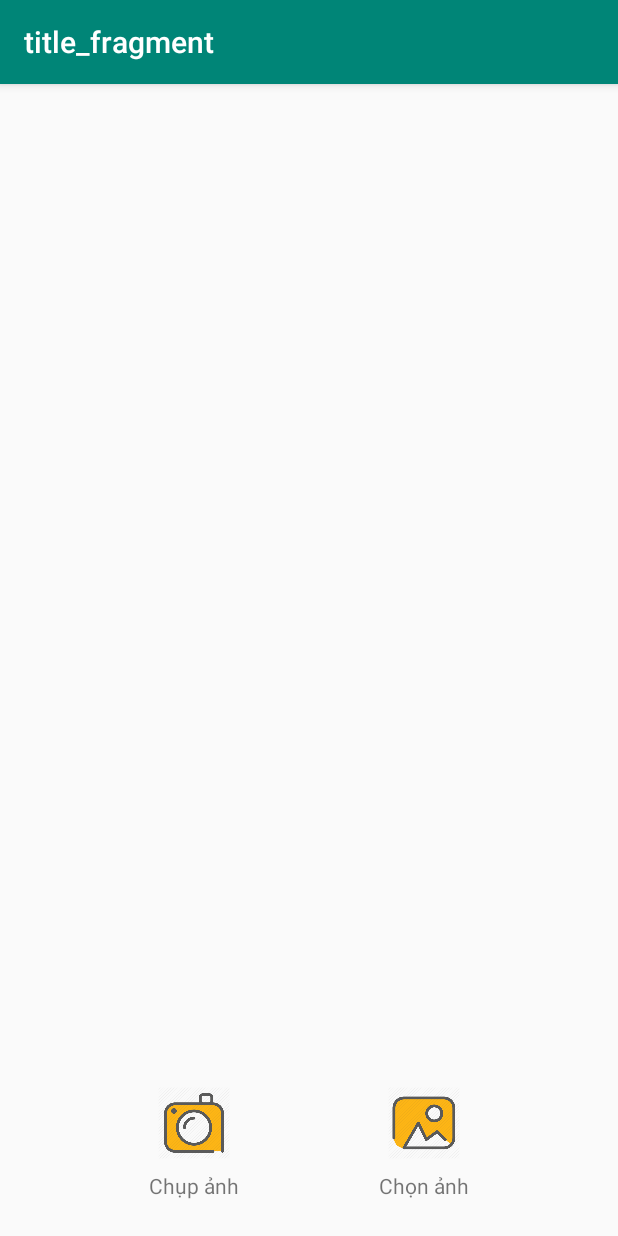
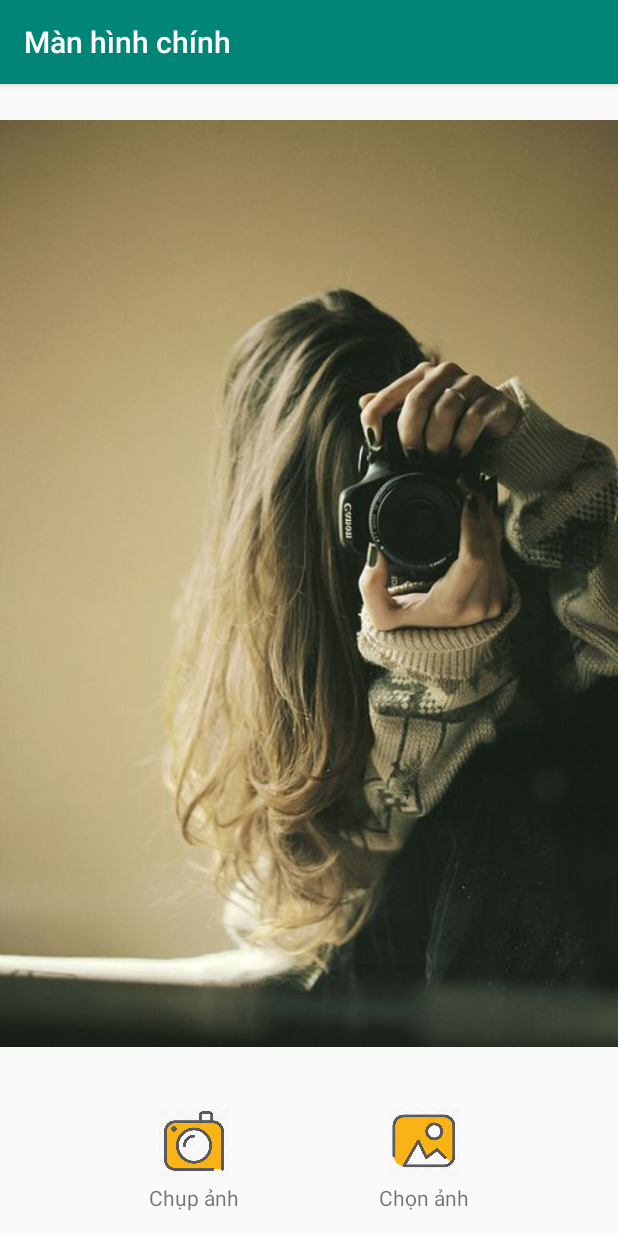
Before and after one commit to DSparda/Breakable-Cam, an Android app: the screen it shows after launch (MainActivity), on a phone screen of 412 x 824 dp. Run offline under Robolectric (Android 15) with nearby library versions, the phone set to English and light mode, and no system bars; our stand-ins replace data binding, navigation-ui; Roboto replaces fonts that are not available here.

Commit message:
Done navigating to Taking Picture Fragment

```diff
--- a/app/build.gradle
+++ b/app/build.gradle
@@ -3,6 +3,11 @@ apply plugin: 'com.android.application'
 apply plugin: 'kotlin-android'
 
 apply plugin: 'kotlin-android-extensions'
+
+apply plugin: 'kotlin-kapt'
+
+apply plugin: 'androidx.navigation.safeargs'
+
 
 android {
     compileSdkVersion 30
--- a/app/src/main/java/com/example/breakablecam/screens/title/TitleFragment.kt
+++ b/app/src/main/java/com/example/breakablecam/screens/title/TitleFragment.kt
@@ -1,14 +1,15 @@
 package com.example.breakablecam.screens.title
 
-import androidx.lifecycle.ViewModelProviders
 import android.os.Bundle
 import androidx.fragment.app.Fragment
 import android.view.LayoutInflater
 import android.view.View
 import android.view.ViewGroup
 import androidx.databinding.DataBindingUtil
+import androidx.lifecycle.Observer
 import androidx.lifecycle.ViewModelProvider
 import androidx.lifecycle.get
+import androidx.navigation.fragment.findNavController
 
 import com.example.breakablecam.R
 import com.example.breakablecam.databinding.TitleFragmentBinding
@@ -21,15 +22,28 @@ class TitleFragment : Fragment() {
         savedInstanceState: Bundle?
     ): View? {
         val binding: TitleFragmentBinding = DataBindingUtil.inflate(
-        inflater, R.layout.title_fragment, container, false
+            inflater, R.layout.title_fragment, container, false
         )
         viewModel = ViewModelProvider(this).get(TitleViewModel::class.java)
 
         binding.apply {
             viewModel.setChoosingViewSource(choosingView)
             viewModel.setTakingViewSource(takingView)
+            viewModel.setWallpaperViewSource(wallpaperView)
+            titleViewModel = viewModel
         }
 
+        binding.setLifecycleOwner(this)
+
+        viewModel.checkNav.observe(viewLifecycleOwner, Observer { check ->
+            when(check) {
+                1 -> {
+                    this.findNavController()
+                        .navigate(TitleFragmentDirections.actionTitleToTaking())
+                    viewModel.doneNav()
+                }
+            }
+        })
         return binding.root
     }
 }
--- a/app/src/main/java/com/example/breakablecam/screens/title/TitleViewModel.kt
+++ b/app/src/main/java/com/example/breakablecam/screens/title/TitleViewModel.kt
@@ -1,6 +1,8 @@
 package com.example.breakablecam.screens.title
 
 import android.widget.ImageView
+import androidx.lifecycle.LiveData
+import androidx.lifecycle.MutableLiveData
 import androidx.lifecycle.ViewModel
 import com.example.breakablecam.R
 
@@ -11,4 +13,19 @@ class TitleViewModel : ViewModel() {
     fun setTakingViewSource(imageView: ImageView) {
         imageView.setImageResource(R.drawable.camera)
     }
+    fun setWallpaperViewSource(imageView: ImageView) {
+        imageView.setImageResource(R.drawable.camera_girl)
+    }
+
+    private val _checkNav = MutableLiveData<Int>()
+    val checkNav: LiveData<Int>
+        get() = _checkNav
+
+    fun takingChecked() {
+        _checkNav.value = 1
+    }
+
+    fun doneNav() {
+        _checkNav.value = -1
+    }
 }
--- a/app/src/main/res/layout/title_fragment.xml
+++ b/app/src/main/res/layout/title_fragment.xml
@@ -2,6 +2,12 @@
 <layout xmlns:android="http://schemas.android.com/apk/res/android"
     xmlns:app="http://schemas.android.com/apk/res-auto"
     xmlns:tools="http://schemas.android.com/tools">
+
+    <data>
+        <variable
+            name="titleViewModel"
+            type="com.example.breakablecam.screens.title.TitleViewModel" />
+    </data>
 
     <androidx.constraintlayout.widget.ConstraintLayout
         android:layout_width="match_parent"
@@ -12,7 +18,6 @@
             android:id="@+id/wallpaperView"
             android:layout_width="match_parent"
             android:layout_height="wrap_content"
-            android:layout_marginTop="16dp"
             android:layout_marginBottom="16dp"
             app:layout_constraintBottom_toTopOf="@+id/takingView"
             app:layout_constraintTop_toTopOf="parent"
@@ -22,7 +27,7 @@
             android:id="@+id/choosingView"
             android:layout_width="@android:dimen/app_icon_size"
             android:layout_height="@android:dimen/app_icon_size"
-            android:layout_marginBottom="8dp"
+            android:layout_marginBottom="4dp"
             app:layout_constraintBottom_toTopOf="@+id/choosingText"
             app:layout_constraintEnd_toEndOf="parent"
             app:layout_constraintHorizontal_bias="0.5"
@@ -32,7 +37,8 @@
             android:id="@+id/takingView"
             android:layout_width="@android:dimen/app_icon_size"
             android:layout_height="@android:dimen/app_icon_size"
-            android:layout_marginBottom="8dp"
+            android:layout_marginBottom="4dp"
+            android:onClick="@{() -> titleViewModel.takingChecked()}"
             app:layout_constraintBottom_toTopOf="@+id/takingText"
             app:layout_constraintEnd_toStartOf="@+id/choosingView"
             app:layout_constraintHorizontal_bias="0.5"
@@ -42,7 +48,7 @@
             android:id="@+id/takingText"
             android:layout_width="wrap_content"
             android:layout_height="wrap_content"
-            android:layout_marginBottom="24dp"
+            android:layout_marginBottom="16dp"
             android:fontFamily="sans-serif"
             android:text="@string/taking_button_text"
             app:layout_constraintBottom_toBottomOf="parent"
@@ -54,7 +60,7 @@
             android:id="@+id/choosingText"
             android:layout_width="wrap_content"
             android:layout_height="wrap_content"
-            android:layout_marginBottom="24dp"
+            android:layout_marginBottom="16dp"
             android:fontFamily="sans-serif"
             android:text="@string/choosing_button_text"
             app:layout_constraintBottom_toBottomOf="parent"
--- a/build.gradle
+++ b/build.gradle
@@ -12,6 +12,8 @@ buildscript {
         classpath "org.jetbrains.kotlin:kotlin-gradle-plugin:$kotlin_version"
         // NOTE: Do not place your application dependencies here; they belong
         // in the individual module build.gradle files
+        def nav_version = "2.3.0"
+        classpath "androidx.navigation:navigation-safe-args-gradle-plugin:$nav_version"
     }
 }
 
```
Also changed, not shown: app/src/main/java/com/example/breakablecam/screens/takingPicture/TakePictureFragment.kt (+11 -16 lines), app/src/main/res/layout/take_picture_fragment.xml (+6 -10 lines), app/src/main/res/navigation/navigation.xml (+11 -2 lines), app/src/main/res/drawable/camera_girl.jpg (added).
